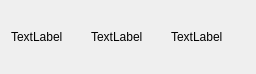
The window that Device/microfilter.ui (HighBird007/pond) describes before a commit, drawn with Qt 5.
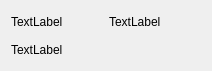
The same window after the commit.

```diff
--- a/Device/microfilter.ui
+++ b/Device/microfilter.ui
@@ -6,34 +6,42 @@
    <rect>
     <x>0</x>
     <y>0</y>
-    <width>256</width>
-    <height>74</height>
+    <width>212</width>
+    <height>71</height>
    </rect>
   </property>
   <property name="windowTitle">
    <string>Form</string>
   </property>
-  <layout class="QGridLayout" name="gridLayout" columnstretch="1,1,1">
+  <layout class="QGridLayout" name="gridLayout">
    <item row="0" column="0">
+    <layout class="QVBoxLayout" name="verticalLayout">
+     <item>
+      <layout class="QHBoxLayout" name="horizontalLayout">
+       <item>
     <widget class="QLabel" name="label">
      <property name="text">
       <string>TextLabel</string>
      </property>
     </widget>
    </item>
-   <item row="0" column="1">
+       <item>
     <widget class="QLabel" name="label_3">
      <property name="text">
       <string>TextLabel</string>
      </property>
     </widget>
    </item>
-   <item row="0" column="2">
+      </layout>
+     </item>
+     <item alignment="Qt::AlignLeft">
     <widget class="QLabel" name="label_2">
      <property name="text">
       <string>TextLabel</string>
      </property>
     </widget>
+     </item>
+    </layout>
    </item>
   </layout>
  </widget>
```
Lines whose indentation alone changed are shown as unchanged.
